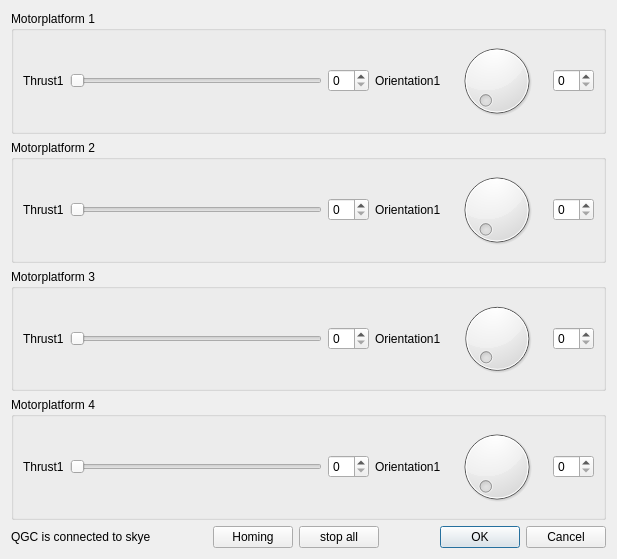
Qt form src/ui/TestphaseWidget.ui (skye-git/qgroundcontrol-old) before a commit.
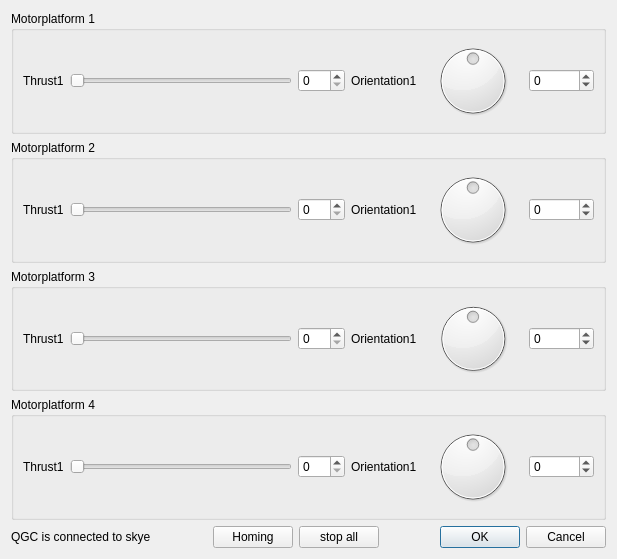
The same form after that commit.

Commit message: Testphase is connected to mavlink messages, but not yet in Simulation

The edit to the form file:
```diff
--- a/src/ui/TestphaseWidget.ui
+++ b/src/ui/TestphaseWidget.ui
@@ -29,13 +29,20 @@
       </item>
       <item>
        <widget class="QSlider" name="SliderThrust1">
+        <property name="maximum">
+         <number>200</number>
+        </property>
         <property name="orientation">
          <enum>Qt::Horizontal</enum>
         </property>
        </widget>
       </item>
       <item>
-       <widget class="QSpinBox" name="spinBoxThrust1"/>
+       <widget class="QSpinBox" name="spinBoxThrust1">
+        <property name="maximum">
+         <number>200</number>
+        </property>
+       </widget>
       </item>
       <item>
        <widget class="QLabel" name="label_2">
@@ -45,10 +52,24 @@
        </widget>
       </item>
       <item>
-       <widget class="QDial" name="dialOrientation1"/>
+       <widget class="QDial" name="dialOrientation1">
+        <property name="minimum">
+         <number>-76000</number>
+        </property>
+        <property name="maximum">
+         <number>76000</number>
+        </property>
+       </widget>
       </item>
       <item>
-       <widget class="QSpinBox" name="spinBoxOrientation1"/>
+       <widget class="QSpinBox" name="spinBoxOrientation1">
+        <property name="minimum">
+         <number>-76000</number>
+        </property>
+        <property name="maximum">
+         <number>76000</number>
+        </property>
+       </widget>
       </item>
      </layout>
     </widget>
@@ -68,13 +89,20 @@
       </item>
       <item>
        <widget class="QSlider" name="SliderThrust2">
+        <property name="maximum">
+         <number>200</number>
+        </property>
         <property name="orientation">
          <enum>Qt::Horizontal</enum>
         </property>
        </widget>
       </item>
       <item>
-       <widget class="QSpinBox" name="spinBoxThrust2"/>
+       <widget class="QSpinBox" name="spinBoxThrust2">
+        <property name="maximum">
+         <number>200</number>
+        </property>
+       </widget>
       </item>
       <item>
        <widget class="QLabel" name="label_4">
@@ -84,10 +112,24 @@
        </widget>
       </item>
       <item>
-       <widget class="QDial" name="dialOrientation2"/>
+       <widget class="QDial" name="dialOrientation2">
+        <property name="minimum">
+         <number>-76000</number>
+        </property>
+        <property name="maximum">
+         <number>76000</number>
+        </property>
+       </widget>
       </item>
       <item>
-       <widget class="QSpinBox" name="spinBoxOrientation2"/>
+       <widget class="QSpinBox" name="spinBoxOrientation2">
+        <property name="minimum">
+         <number>-76000</number>
+        </property>
+        <property name="maximum">
+         <number>76000</number>
+        </property>
+       </widget>
       </item>
      </layout>
     </widget>
@@ -107,13 +149,20 @@
       </item>
       <item>
        <widget class="QSlider" name="SliderThrust3">
+        <property name="maximum">
+         <number>200</number>
+        </property>
         <property name="orientation">
          <enum>Qt::Horizontal</enum>
         </property>
        </widget>
       </item>
       <item>
-       <widget class="QSpinBox" name="spinBoxThrust3"/>
+       <widget class="QSpinBox" name="spinBoxThrust3">
+        <property name="maximum">
+         <number>200</number>
+        </property>
+       </widget>
       </item>
       <item>
        <widget class="QLabel" name="label_6">
@@ -123,10 +172,24 @@
        </widget>
       </item>
       <item>
-       <widget class="QDial" name="dialOrientation3"/>
+       <widget class="QDial" name="dialOrientation3">
+        <property name="minimum">
+         <number>-76000</number>
+        </property>
+        <property name="maximum">
+         <number>76000</number>
+        </property>
+       </widget>
       </item>
       <item>
-       <widget class="QSpinBox" name="spinBoxOrientation3"/>
+       <widget class="QSpinBox" name="spinBoxOrientation3">
+        <property name="minimum">
+         <number>-76000</number>
+        </property>
+        <property name="maximum">
+         <number>76000</number>
+        </property>
+       </widget>
       </item>
      </layout>
     </widget>
@@ -146,13 +209,20 @@
       </item>
       <item>
        <widget class="QSlider" name="SliderThrust4">
+        <property name="maximum">
+         <number>200</number>
+        </property>
         <property name="orientation">
          <enum>Qt::Horizontal</enum>
         </property>
        </widget>
       </item>
       <item>
-       <widget class="QSpinBox" name="spinBoxThrust4"/>
+       <widget class="QSpinBox" name="spinBoxThrust4">
+        <property name="maximum">
+         <number>200</number>
+        </property>
+       </widget>
       </item>
       <item>
        <widget class="QLabel" name="label_8">
@@ -162,10 +232,24 @@
        </widget>
       </item>
       <item>
-       <widget class="QDial" name="dialOrientation4"/>
+       <widget class="QDial" name="dialOrientation4">
+        <property name="minimum">
+         <number>-76000</number>
+        </property>
+        <property name="maximum">
+         <number>76000</number>
+        </property>
+       </widget>
       </item>
       <item>
-       <widget class="QSpinBox" name="spinBoxOrientation4"/>
+       <widget class="QSpinBox" name="spinBoxOrientation4">
+        <property name="minimum">
+         <number>-76000</number>
+        </property>
+        <property name="maximum">
+         <number>76000</number>
+        </property>
+       </widget>
       </item>
      </layout>
     </widget>
```
The commit also changes 10 other files.
